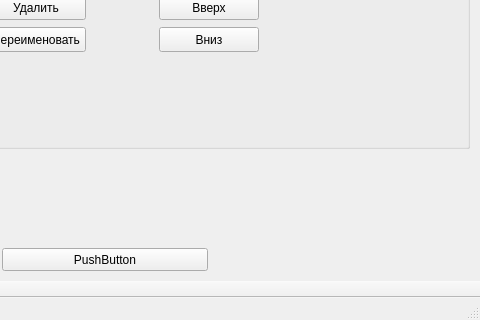
Old version of the form m_cfg/MainWindowCFG.ui in the repository xXRadioHeadXx/start7; both pictures show x 388 to 868 and y 360 to 680 of the 868 by 680 pixel window.
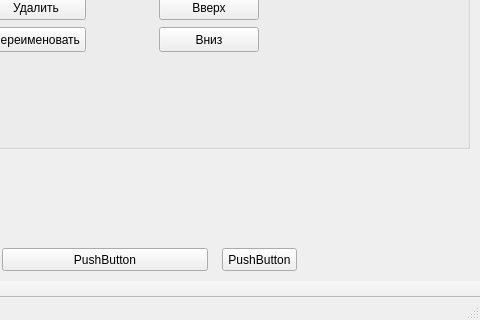
New version of the form. Icons and pictures are not drawn.

Patch:
```diff
--- a/m_cfg/MainWindowCFG.ui
+++ b/m_cfg/MainWindowCFG.ui
@@ -2156,6 +2156,19 @@
      <string>PushButton</string>
     </property>
    </widget>
+   <widget class="QPushButton" name="pushButton_9">
+    <property name="geometry">
+     <rect>
+      <x>610</x>
+      <y>560</y>
+      <width>75</width>
+      <height>23</height>
+     </rect>
+    </property>
+    <property name="text">
+     <string>PushButton</string>
+    </property>
+   </widget>
   </widget>
   <widget class="QMenuBar" name="menubar">
    <property name="geometry">
```
